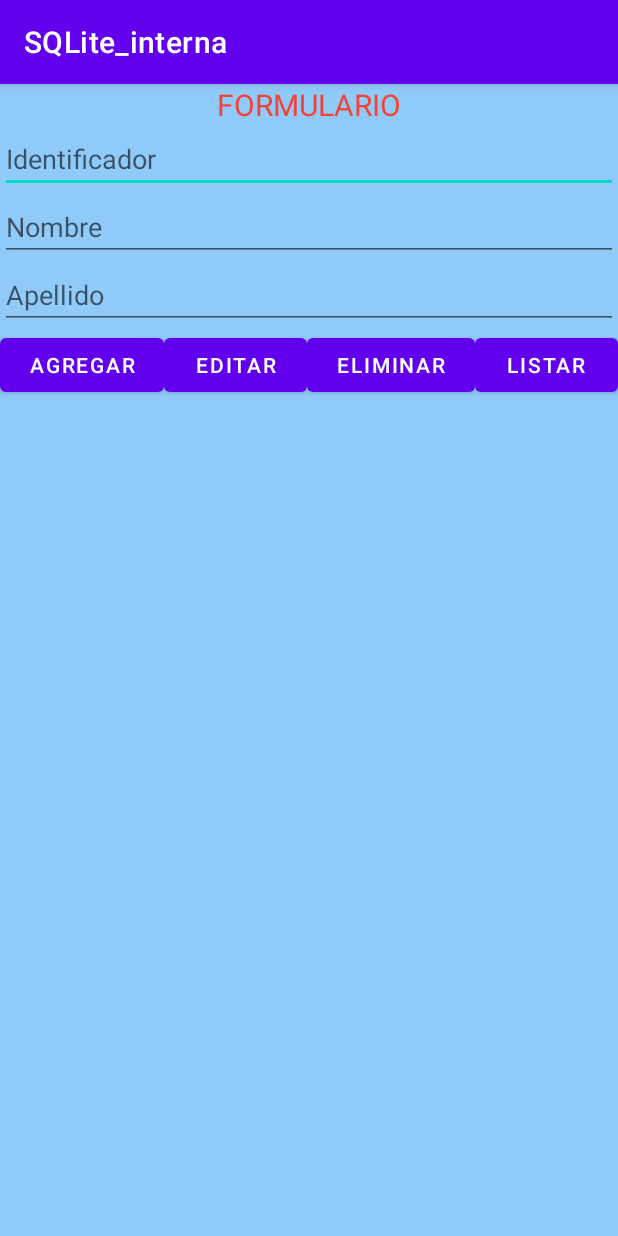
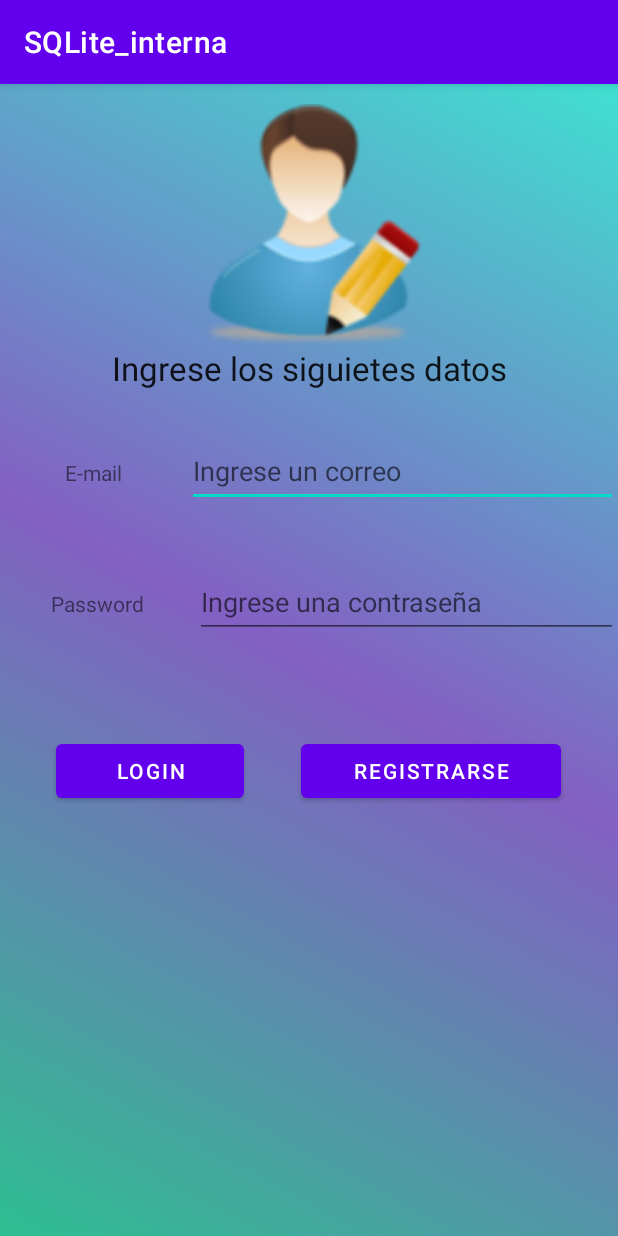
Before and after one commit to IgnacioJuan/SQLite_interna, an Android app: the screen it shows after launch (MainActivity before the commit, Registro after it), on a phone screen of 412 x 824 dp. Run offline under Robolectric (Android 15) with nearby library versions, the phone set to English and light mode, and no system bars; our stand-ins replace Firebase (no records; nobody signed in at launch, a user with empty details on screens opened directly).

Commit message:
Login Creado
creacion de login y registro de usuario

```diff
--- a/app/build.gradle
+++ b/app/build.gradle
@@ -1,5 +1,6 @@
 plugins {
     id 'com.android.application'
+    id 'com.google.gms.google-services'
 }
 
 android {
@@ -28,10 +29,13 @@ android {
 }
 
 dependencies {
-
+    implementation platform('com.google.firebase:firebase-bom:30.2.0')
+    implementation 'com.google.firebase:firebase-analytics'
     implementation 'androidx.appcompat:appcompat:1.5.0'
     implementation 'com.google.android.material:material:1.6.1'
     implementation 'androidx.constraintlayout:constraintlayout:2.1.4'
+    implementation 'com.google.firebase:firebase-auth:21.0.6'
+    implementation 'com.google.firebase:firebase-firestore:24.2.1'
     testImplementation 'junit:junit:4.13.2'
     androidTestImplementation 'androidx.test.ext:junit:1.1.3'
     androidTestImplementation 'androidx.test.espresso:espresso-core:3.4.0'
--- a/app/src/main/AndroidManifest.xml
+++ b/app/src/main/AndroidManifest.xml
@@ -2,6 +2,7 @@
 <manifest xmlns:android="http://schemas.android.com/apk/res/android"
     xmlns:tools="http://schemas.android.com/tools"
     package="com.juanguachi.sqlite_interna">
+    <uses-permission android:name="android.permission.INTERNET"/>
 
     <application
         android:allowBackup="true"
@@ -15,6 +16,9 @@
         tools:targetApi="31">
         <activity
             android:name=".MainActivity"
+            android:exported="false" />
+        <activity
+            android:name=".Registro"
             android:exported="true">
             <intent-filter>
                 <action android:name="android.intent.action.MAIN" />
--- /dev/null
+++ b/app/src/main/java/com/juanguachi/sqlite_interna/Registro.java
@@ -0,0 +1,139 @@
+package com.juanguachi.sqlite_interna;
+
+import androidx.annotation.NonNull;
+import androidx.appcompat.app.AppCompatActivity;
+
+import android.app.ProgressDialog;
+import android.content.Intent;
+import android.os.Bundle;
+import android.text.TextUtils;
+import android.view.View;
+import android.widget.Button;
+import android.widget.EditText;
+import android.widget.Toast;
+
+import com.google.android.gms.tasks.OnCompleteListener;
+import com.google.android.gms.tasks.Task;
+import com.google.firebase.auth.AuthResult;
+import com.google.firebase.auth.FirebaseAuth;
+import com.google.firebase.auth.FirebaseAuthUserCollisionException;
+import com.google.firebase.firestore.FirebaseFirestore;
+
+public class Registro extends AppCompatActivity implements View.OnClickListener {
+    Button mibotonConfirmar ,mibotonLogin;
+    private EditText name, email, password;
+    FirebaseFirestore mFirestore;
+    private FirebaseAuth firebaseAuth;
+    private ProgressDialog progressDialog;
+
+    @Override
+    protected void onCreate(Bundle savedInstanceState) {
+        super.onCreate(savedInstanceState);
+        setContentView(R.layout.activity_registro);
+
+        firebaseAuth= FirebaseAuth.getInstance();
+
+        email =(EditText) findViewById(R.id.txtCorreoR);
+        password=(EditText) findViewById(R.id.txtContraseñaR);
+
+        mibotonConfirmar= (Button) findViewById(R.id.btnRegistro);
+        mibotonLogin=(Button) findViewById(R.id.btnLogin);
+
+        progressDialog=new ProgressDialog(this);
+
+        mibotonConfirmar.setOnClickListener(this);
+        mibotonLogin.setOnClickListener(this);
+    }
+
+    private void RegistrarUsuario(){
+        //Obtenemos el correo y la contraseña de las cajas de texto
+        String emailUser=email.getText().toString().trim();
+        String passUser=password.getText().toString().trim();
+
+        //Verificamos que las cajas de texto no esten vacios
+        if(TextUtils.isEmpty(emailUser)){
+            Toast.makeText(Registro.this, "Porfavor ingrese el email", Toast.LENGTH_SHORT).show();
+            return;
+        }
+        if(TextUtils.isEmpty(passUser)){
+            Toast.makeText(Registro.this, "Porfavor ingrese una contraseña", Toast.LENGTH_SHORT).show();
+            return;
+        }
+
+        progressDialog.setMessage("Realizando el registro...");
+        progressDialog.show();
+
+        ///creación de nuevo usuario
+        firebaseAuth.createUserWithEmailAndPassword(emailUser,passUser)
+                .addOnCompleteListener(this, new OnCompleteListener<AuthResult>() {
+                    @Override
+                    public void onComplete(@NonNull Task<AuthResult> task) {
+                        if (task.isSuccessful()){
+                                Toast.makeText(Registro.this, "Se ha registrado el usuario con el email: " + email.getText(), Toast.LENGTH_SHORT).show();
+                        }else {
+                            if (task.getException() instanceof FirebaseAuthUserCollisionException) {
+                                Toast.makeText(Registro.this, "Este usuario ya esta registrado", Toast.LENGTH_SHORT).show();
+                            } else {
+                                Toast.makeText(Registro.this, "Ocurrio un error al registrar", Toast.LENGTH_SHORT).show();
+                            }
+                        }
+                        progressDialog.dismiss();
+                    }
+                });
+    }
+
+    private void LoguearUsuario() {
+        //Obtenemos el correo y la contraseña de las cajas de texto
+        String emailUser=email.getText().toString().trim();
+        String passUser=password.getText().toString().trim();
+
+        //Verificamos que las cajas de texto no esten vacios
+        if(TextUtils.isEmpty(emailUser)){
+            Toast.makeText(Registro.this, "Porfavor ingrese el email", Toast.LENGTH_SHORT).show();
+            return;
+        }
+        if(TextUtils.isEmpty(passUser)){
+            Toast.makeText(Registro.this, "Porfavor ingrese una contraseña", Toast.LENGTH_SHORT).show();
+            return;
+        }
+
+        progressDialog.setMessage("Ingresando al sistema...");
+        progressDialog.show();
+
+        ///Consultar si el usuario existe y loguear usuario
+        firebaseAuth.signInWithEmailAndPassword(emailUser,passUser)
+                .addOnCompleteListener(this, new OnCompleteListener<AuthResult>() {
+                    @Override
+                    public void onComplete(@NonNull Task<AuthResult> task) {
+                        if (task.isSuccessful()){
+                            startActivity(new Intent(Registro.this,MainActivity.class));
+                            Toast.makeText(Registro.this, "Bienvenido" + email.getText(), Toast.LENGTH_SHORT).show();
+                        }else {
+                            if (task.getException() instanceof FirebaseAuthUserCollisionException) {
+                                Toast.makeText(Registro.this, "Este usuario ya esta registrado", Toast.LENGTH_SHORT).show();
+                            } else {
+                                Toast.makeText(Registro.this, "Ocurrio un error al ingresar", Toast.LENGTH_SHORT).show();
+                            }
+                        }
+                        progressDialog.dismiss();
+                    }
+                });
+    }
+
+    @Override
+    public void onClick(View v) {
+
+        switch (v.getId()) {
+
+            case R.id.btnRegistro:
+                //Se invoca al metodo de creación
+                RegistrarUsuario();
+                break;
+
+            case R.id.btnLogin:
+                LoguearUsuario();
+                break;
+        }
+
+    }
+}
--- /dev/null
+++ b/app/src/main/res/drawable/bg_color.xml
@@ -0,0 +1,8 @@
+<?xml version="1.0" encoding="utf-8"?>
+<shape xmlns:android="http://schemas.android.com/apk/res/android">
+    <gradient
+        android:angle="45"
+        android:centerColor="#8360c3"
+        android:endColor="#40E0D0"
+        android:startColor="#2ebf91"/>
+</shape>
--- a/app/src/main/res/layout/activity_main.xml
+++ b/app/src/main/res/layout/activity_main.xml
@@ -4,7 +4,7 @@
     xmlns:tools="http://schemas.android.com/tools"
     android:layout_width="match_parent"
     android:layout_height="match_parent"
-    android:background="#90CAF9"
+    android:background="@drawable/bg_color"
     tools:context=".MainActivity">
 
     <LinearLayout
@@ -18,7 +18,7 @@
             android:layout_height="wrap_content"
             android:text="FORMULARIO"
             android:textAlignment="center"
-            android:textColor="#F44336"
+            android:textColor="@color/black"
             android:textSize="20sp" />
 
         <EditText
--- /dev/null
+++ b/app/src/main/res/layout/activity_registro.xml
@@ -0,0 +1,133 @@
+<?xml version="1.0" encoding="utf-8"?>
+<androidx.constraintlayout.widget.ConstraintLayout xmlns:android="http://schemas.android.com/apk/res/android"
+    xmlns:app="http://schemas.android.com/apk/res-auto"
+    xmlns:tools="http://schemas.android.com/tools"
+    android:layout_width="match_parent"
+    android:layout_height="match_parent"
+    android:background="@drawable/bg_color"
+    tools:context=".Registro">
+
+
+    <LinearLayout
+        android:layout_width="match_parent"
+        android:layout_height="match_parent"
+        android:orientation="vertical"
+        tools:layout_editor_absoluteX="-63dp"
+        tools:layout_editor_absoluteY="-91dp">
+
+        <Space
+            android:layout_width="match_parent"
+            android:layout_height="13dp" />
+
+        <ImageView
+            android:id="@+id/imageView2"
+            android:layout_width="match_parent"
+            android:layout_height="161dp"
+            app:srcCompat="@drawable/registro" />
+
+        <TextView
+            android:id="@+id/textView10"
+            android:layout_width="match_parent"
+            android:layout_height="wrap_content"
+            android:gravity="center"
+            android:text="@string/TextoRegistro"
+            android:textAppearance="@style/TextAppearance.AppCompat.Large" />
+
+        <Space
+            android:layout_width="match_parent"
+            android:layout_height="30dp" />
+
+        <LinearLayout
+            android:layout_width="match_parent"
+            android:layout_height="57dp"
+            android:orientation="horizontal">
+
+            <TextView
+                android:id="@+id/textView13"
+                android:layout_width="51dp"
+                android:layout_height="wrap_content"
+                android:layout_weight="1"
+                android:gravity="center"
+                android:text="@string/CorreoLogin" />
+
+            <EditText
+                android:id="@+id/txtCorreoR"
+                android:layout_width="wrap_content"
+                android:layout_height="wrap_content"
+                android:layout_weight="1"
+                android:ems="10"
+                android:hint="Ingrese un correo"
+                android:inputType="textPersonName"
+                android:minHeight="48dp"
+                tools:ignore="SpeakableTextPresentCheck" />
+        </LinearLayout>
+
+        <Space
+            android:layout_width="match_parent"
+            android:layout_height="30dp" />
+
+        <LinearLayout
+            android:layout_width="match_parent"
+            android:layout_height="57dp"
+            android:orientation="horizontal">
+
+            <TextView
+                android:id="@+id/textView16"
+                android:layout_width="wrap_content"
+                android:layout_height="wrap_content"
+                android:layout_weight="1"
+                android:gravity="center"
+                android:text="@string/Contraseña" />
+
+            <EditText
+                android:id="@+id/txtContraseñaR"
+                android:layout_width="wrap_content"
+                android:layout_height="wrap_content"
+                android:layout_weight="1"
+                android:ems="10"
+                android:hint="Ingrese una contraseña"
+                android:inputType="textPersonName"
+                android:minHeight="48dp"
+                tools:ignore="SpeakableTextPresentCheck" />
+        </LinearLayout>
+
+        <Space
+            android:layout_width="match_parent"
+            android:layout_height="55dp" />
+
+        <LinearLayout
+            android:layout_width="match_parent"
+            android:layout_height="66dp"
+            android:orientation="horizontal">
+
+            <Space
+                android:layout_width="wrap_content"
+                android:layout_height="wrap_content"
+                android:layout_weight="1" />
+
+            <Button
+                android:id="@+id/btnLogin"
+                android:layout_width="wrap_content"
+                android:layout_height="wrap_content"
+                android:layout_weight="1"
+                android:text="Login" />
+
+            <Space
+                android:layout_width="wrap_content"
+                android:layout_height="wrap_content"
+                android:layout_weight="1" />
+
+            <Button
+                android:id="@+id/btnRegistro"
+                android:layout_width="wrap_content"
+                android:layout_height="wrap_content"
+                android:layout_weight="1"
+                android:text="Registrarse" />
+
+            <Space
+                android:layout_width="wrap_content"
+                android:layout_height="wrap_content"
+                android:layout_weight="1" />
+        </LinearLayout>
+    </LinearLayout>
+</androidx.constraintlayout.widget.ConstraintLayout>
--- a/app/src/main/res/values/strings.xml
+++ b/app/src/main/res/values/strings.xml
@@ -1,3 +1,10 @@
 <resources>
     <string name="app_name">SQLite_interna</string>
+    <string name="Registrar">Sign in</string>
+    <string name="Ingrsar">Login</string>
+    <string name="CorreoLogin">E-mail</string>
+    <string name="Contraseña">Password</string>
+    <string name="TextoRegistro">Ingrese los siguietes datos</string>
+    <string name="Confirmar">Confirmar</string>
+    <string name="Cancelar">Cancelar</string>
 </resources>
--- a/build.gradle
+++ b/build.gradle
@@ -1,4 +1,10 @@
 // Top-level build file where you can add configuration options common to all sub-projects/modules.
+buildscript {
+    dependencies {
+        classpath 'com.google.gms:google-services:4.3.13'
+    }
+}
+
 plugins {
     id 'com.android.application' version '7.2.1' apply false
     id 'com.android.library' version '7.2.1' apply false
```
Also changed, not shown: app/src/main/res/drawable/registro.png (added), app/src/main/res/drawable/user.png (added), 1 other file.
